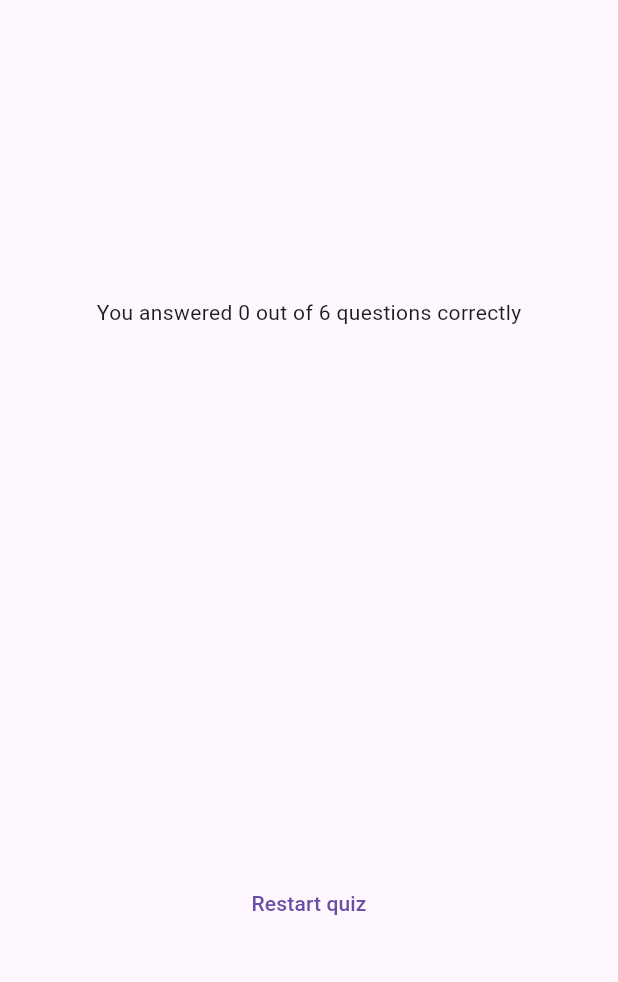
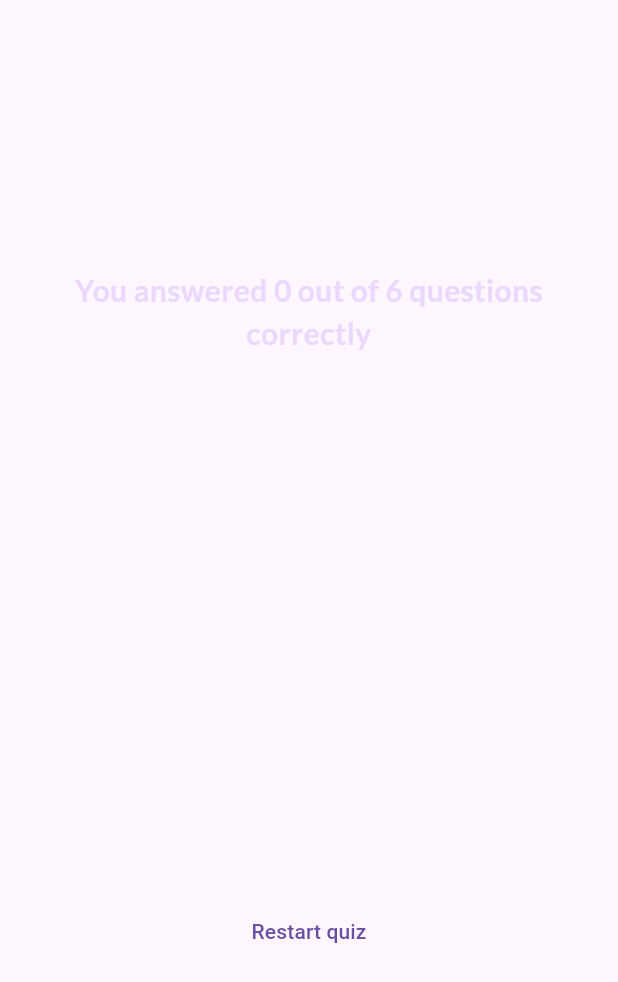
Before and after one commit to andreitecsor/quiz_app, a Flutter app: the ResultsScreen widget shown alone on an empty page, opened directly with empty values, on a phone screen of 412 x 824 dp. Shown: the top 982 px of the screen. Run offline on Flutter 3.47's test engine with Material 3 defaults, Android fonts, the phone set to English and light mode, and no system bars; our stand-ins replace google_fonts.

```diff
--- a/lib/quiz.dart
+++ b/lib/quiz.dart
@@ -19,6 +19,7 @@ class _QuizState extends State<Quiz> {
 
   void switchScreen() {
     setState(() {
+      selectedAnswers = [];
       activeScreen = 'questions-screen';
     });
   }
@@ -41,7 +42,7 @@ class _QuizState extends State<Quiz> {
     }
 
     if (activeScreen == 'results-screen') {
-      screenWidget = ResultsScreen(chosenAnswers: selectedAnswers);
+      screenWidget = ResultsScreen(chosenAnswers: selectedAnswers, restartQuiz: switchScreen,);
     }
 
     return MaterialApp(
--- a/lib/results_screen.dart
+++ b/lib/results_screen.dart
@@ -1,13 +1,16 @@
 import 'package:flutter/material.dart';
+import 'package:google_fonts/google_fonts.dart';
 import 'package:quiz_app/data/questions.dart';
 import 'package:quiz_app/questions_summary.dart';
 
 class ResultsScreen extends StatelessWidget {
   final List<String> chosenAnswers;
+  final void Function() restartQuiz;
 
   const ResultsScreen({
     super.key,
     required this.chosenAnswers,
+    required this.restartQuiz,
   });
 
   List<Map<String, Object>> getSummaryData() {
@@ -37,12 +40,19 @@ class ResultsScreen extends StatelessWidget {
         margin: const EdgeInsets.all(40),
         child: Column(mainAxisAlignment: MainAxisAlignment.center, children: [
           Text(
-              'You answered $correctQuestions out of $noTotalQuestions questions correctly'),
+            'You answered $correctQuestions out of $noTotalQuestions questions correctly',
+            style: GoogleFonts.lato(
+              color: const Color.fromARGB(255, 236, 216, 255),
+              fontSize: 20,
+              fontWeight: FontWeight.bold,
+            ),
+            textAlign: TextAlign.center,
+          ),
           const SizedBox(height: 30),
           QuestionsSummary(summaryData: getSummaryData()),
           const SizedBox(height: 30),
           TextButton(
-            onPressed: () {},
+            onPressed: restartQuiz,
             child: const Text('Restart quiz'),
           )
         ]),
```
